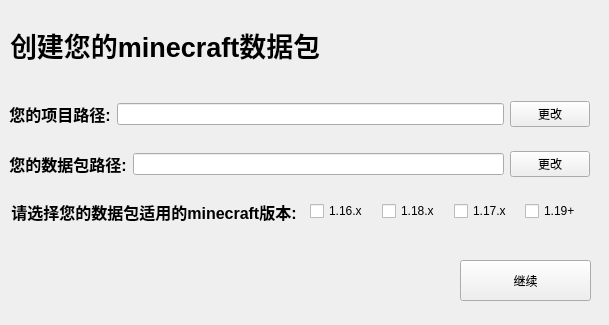
Above: UI/create_full.ui from Wzp-2008/DatapacksEditors before the change. Below: the same form after it.
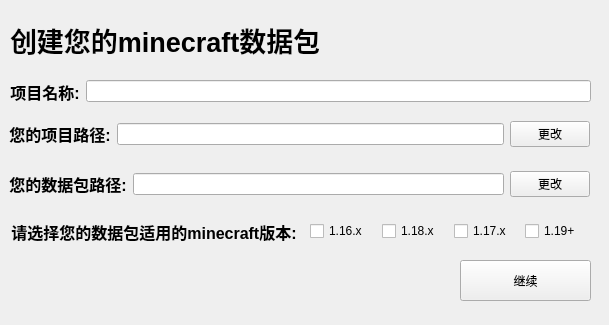
That is the form after the change.

Commit message: feat:Add full_pack create and UI #2

Patch:
```diff
--- a/UI/create_full.ui
+++ b/UI/create_full.ui
@@ -36,7 +36,7 @@
    <property name="geometry">
     <rect>
      <x>9</x>
-     <y>200</y>
+     <y>220</y>
      <width>290</width>
      <height>21</height>
     </rect>
@@ -57,7 +57,7 @@
      <x>10</x>
      <y>10</y>
      <width>581</width>
-     <height>71</height>
+     <height>61</height>
     </rect>
    </property>
    <property name="text">
@@ -68,7 +68,7 @@
    <property name="geometry">
     <rect>
      <x>310</x>
-     <y>200</y>
+     <y>220</y>
      <width>281</width>
      <height>22</height>
     </rect>
@@ -108,7 +108,7 @@
    <property name="geometry">
     <rect>
      <x>9</x>
-     <y>150</y>
+     <y>170</y>
      <width>581</width>
      <height>28</height>
     </rect>
@@ -147,7 +147,7 @@
    <property name="geometry">
     <rect>
      <x>9</x>
-     <y>100</y>
+     <y>120</y>
      <width>581</width>
      <height>28</height>
     </rect>
@@ -182,6 +182,34 @@
     </item>
    </layout>
   </widget>
+  <widget class="QWidget" name="">
+   <property name="geometry">
+    <rect>
+     <x>10</x>
+     <y>80</y>
+     <width>581</width>
+     <height>23</height>
+    </rect>
+   </property>
+   <layout class="QHBoxLayout" name="horizontalLayout_6">
+    <item>
+     <widget class="QLabel" name="label_5">
+      <property name="text">
+       <string>&lt;html&gt;&lt;head/&gt;&lt;body&gt;&lt;p align=&quot;center&quot;&gt;&lt;span style=&quot; font-size:12pt; font-weight:700; color:#000000;&quot;&gt;项目名称:&lt;/span&gt;&lt;/p&gt;&lt;/body&gt;&lt;/html&gt;</string>
+      </property>
+      <property name="textFormat">
+       <enum>Qt::AutoText</enum>
+      </property>
+      <property name="alignment">
+       <set>Qt::AlignCenter</set>
+      </property>
+     </widget>
+    </item>
+    <item>
+     <widget class="QLineEdit" name="packPath_2"/>
+    </item>
+   </layout>
+  </widget>
  </widget>
  <resources/>
  <connections/>
```
The commit also changes 1 other file.
